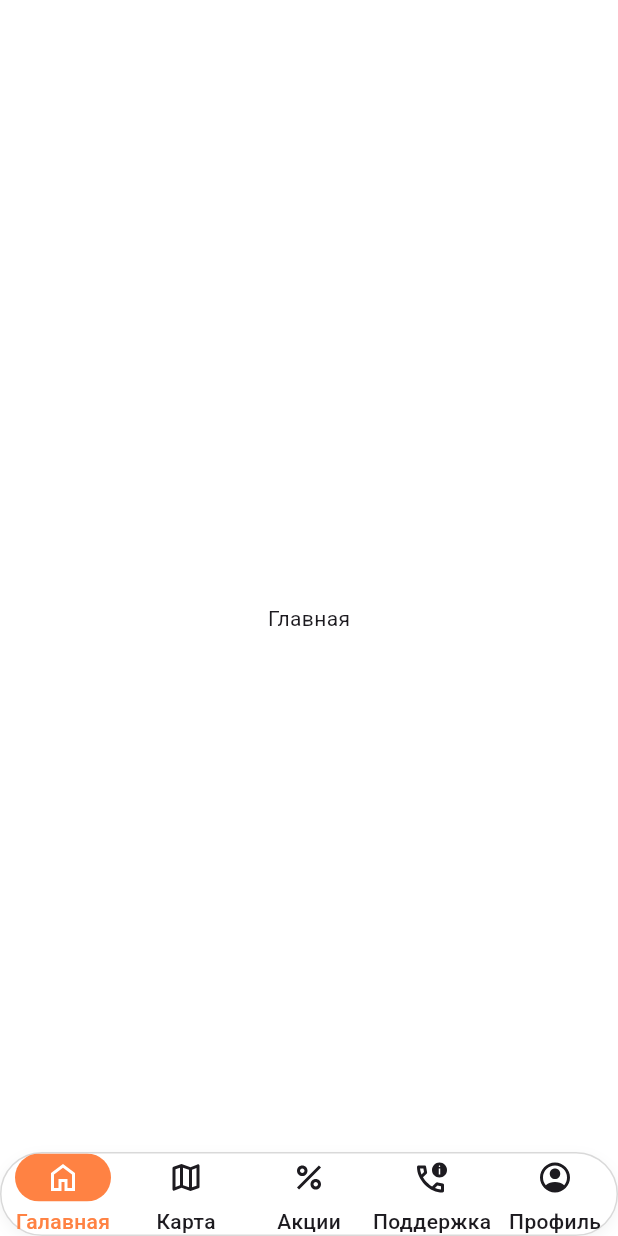
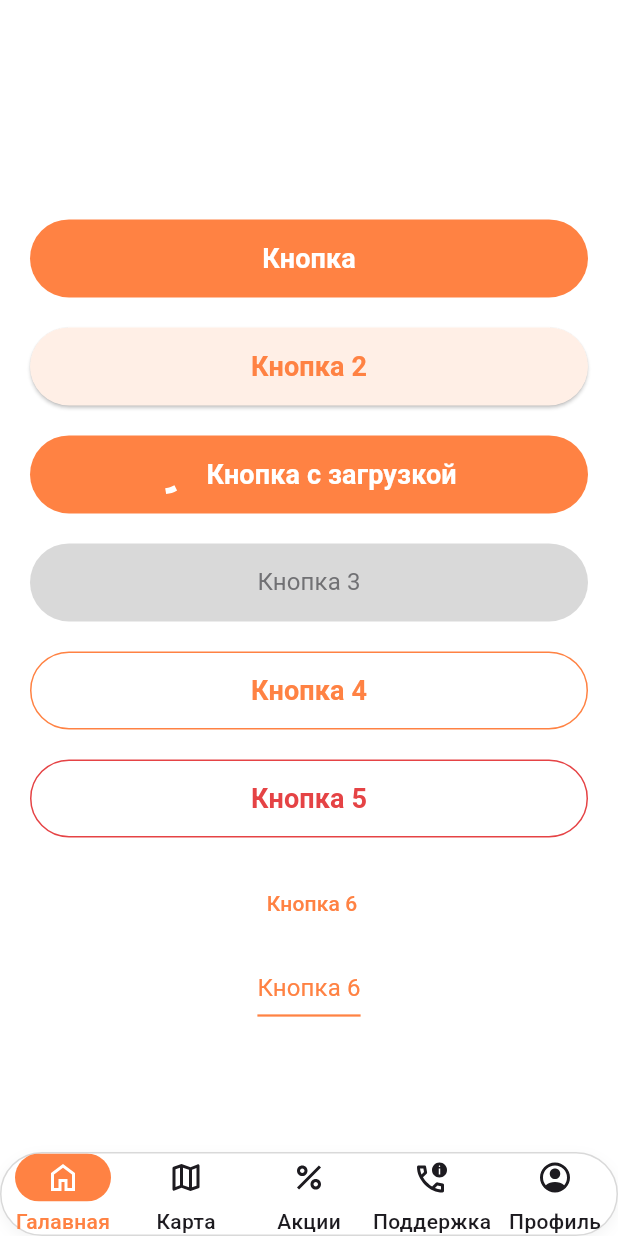
Before and after one commit to ArrGagiev/inforcom, a Flutter app: the screen it shows after launch, on a phone screen of 412 x 824 dp. Run offline on Flutter 3.47's test engine with Material 3 defaults, Android fonts, the phone set to English and light mode, and no system bars; drawn by our look-alikes of persistent_bottom_nav_bar_v2; our stand-ins replace flutter_svg; Roboto replaces fonts that are missing (RobotoFlex).

Commit message:
added all buttons

```diff
--- /dev/null
+++ b/lib/core/widgets/buttons/destructive_button.dart
@@ -0,0 +1,78 @@
+import 'package:flutter/material.dart';
+import 'package:inforcom/core/resources/app_colors.dart';
+import 'package:inforcom/core/resources/app_text_styles.dart';
+
+class DestructiveButton extends StatelessWidget {
+  const DestructiveButton({
+    super.key,
+    required this.title,
+    this.iconWidget,
+    this.margin,
+    this.onPressed,
+  });
+
+  final String title;
+  final Widget? iconWidget;
+  final EdgeInsetsGeometry? margin;
+  final void Function()? onPressed;
+
+  @override
+  Widget build(BuildContext context) {
+    return Padding(
+      padding: margin ?? EdgeInsets.zero,
+      child: ElevatedButton.icon(
+        onPressed: onPressed,
+        style: ButtonStyle(
+          foregroundColor: WidgetStateProperty.resolveWith<Color>((states) {
+            return states.contains(WidgetState.disabled)
+                ? AppColors.secondaryText
+                : AppColors.red;
+          }),
+          backgroundColor: WidgetStateProperty.resolveWith<Color?>((
+            Set<WidgetState> states,
+          ) {
+            if (states.contains(WidgetState.disabled)) {
+              return Colors.transparent;
+            }
+            return Colors.transparent;
+          }),
+          side: WidgetStateProperty.resolveWith<BorderSide?>((
+            Set<WidgetState> states,
+          ) {
+            if (states.contains(WidgetState.disabled)) {
+              return const BorderSide(color: AppColors.lightGray);
+            } else {
+              return const BorderSide(color: AppColors.red);
+            }
+          }),
+          overlayColor: WidgetStateProperty.resolveWith<Color?>((states) {
+            return states.contains(WidgetState.pressed)
+                ? AppColors.red.withAlpha(20)
+                : null;
+          }),
+          elevation: WidgetStateProperty.all(0),
+          shape: WidgetStateProperty.all(
+            const RoundedRectangleBorder(
+              borderRadius: BorderRadius.all(Radius.circular(52)),
+            ),
+          ),
+          minimumSize: WidgetStateProperty.all(
+            Size(MediaQuery.of(context).size.width, 52),
+          ),
+          iconColor: WidgetStateProperty.resolveWith<Color>((states) {
+            return states.contains(WidgetState.disabled)
+                ? AppColors.lightGray
+                : AppColors.primary;
+          }),
+        ),
+        icon: iconWidget != null
+            ? SizedBox(width: 22, height: 22, child: iconWidget)
+            : const SizedBox(),
+        label: Padding(
+          padding: EdgeInsets.only(left: iconWidget != null ? 8 : 0),
+          child: Text(title, style: AppTextStyles.title2),
+        ),
+      ),
+    );
+  }
+}
--- /dev/null
+++ b/lib/core/widgets/buttons/outline_button.dart
@@ -0,0 +1,83 @@
+import 'package:flutter/material.dart';
+import 'package:inforcom/core/resources/app_colors.dart';
+import 'package:inforcom/core/resources/app_text_styles.dart';
+
+class OutlineButton extends StatelessWidget {
+  const OutlineButton({
+    super.key,
+    required this.title,
+    this.iconWidget,
+    this.margin,
+    this.onPressed,
+  });
+
+  final String title;
+  final Widget? iconWidget;
+  final EdgeInsetsGeometry? margin;
+  final void Function()? onPressed;
+
+  @override
+  Widget build(BuildContext context) {
+    return Padding(
+      padding: margin ?? EdgeInsets.zero,
+      child: ElevatedButton.icon(
+        onPressed: onPressed,
+        style: ButtonStyle(
+          foregroundColor: WidgetStateProperty.resolveWith<Color>((states) {
+            return states.contains(WidgetState.disabled)
+                ? AppColors.secondaryText
+                : AppColors.accent;
+          }),
+          backgroundColor: WidgetStateProperty.resolveWith<Color?>((
+            Set<WidgetState> states,
+          ) {
+            if (states.contains(WidgetState.disabled)) {
+              return Colors.transparent;
+            }
+            return Colors.transparent;
+          }),
+          side: WidgetStateProperty.resolveWith<BorderSide?>((
+            Set<WidgetState> states,
+          ) {
+            if (states.contains(WidgetState.disabled)) {
+              return const BorderSide(color: AppColors.lightGray);
+            } else {
+              return const BorderSide(color: AppColors.accent);
+            }
+          }),
+          overlayColor: WidgetStateProperty.resolveWith<Color?>((states) {
+            return states.contains(WidgetState.pressed)
+                ? AppColors.accent.withAlpha(20)
+                : null;
+          }),
+          elevation: WidgetStateProperty.all(0),
+          shape: WidgetStateProperty.all(
+            const RoundedRectangleBorder(
+              borderRadius: BorderRadius.all(Radius.circular(52)),
+            ),
+          ),
+          minimumSize: WidgetStateProperty.all(
+            Size(MediaQuery.of(context).size.width, 52),
+          ),
+          iconColor: WidgetStateProperty.resolveWith<Color>((states) {
+            return states.contains(WidgetState.disabled)
+                ? AppColors.lightGray
+                : AppColors.primary;
+          }),
+        ),
+        icon: iconWidget != null
+            ? SizedBox(width: 22, height: 22, child: iconWidget)
+            : const SizedBox(),
+        label: Padding(
+          padding: EdgeInsets.only(left: iconWidget != null ? 8 : 0),
+          child: Text(
+            title,
+            style: onPressed == null
+                ? AppTextStyles.body1
+                : AppTextStyles.title2,
+          ),
+        ),
+      ),
+    );
+  }
+}
--- /dev/null
+++ b/lib/core/widgets/buttons/primary_button.dart
@@ -0,0 +1,71 @@
+import 'package:flutter/material.dart';
+import 'package:inforcom/core/resources/app_colors.dart';
+import 'package:inforcom/core/resources/app_text_styles.dart';
+
+class PrimaryButton extends StatelessWidget {
+  const PrimaryButton({
+    super.key,
+    required this.title,
+    this.iconWidget,
+    this.margin,
+    this.onPressed,
+  });
+
+  final String title;
+  final Widget? iconWidget;
+  final EdgeInsetsGeometry? margin;
+  final void Function()? onPressed;
+
+  @override
+  Widget build(BuildContext context) {
+    return Padding(
+      padding: margin ?? EdgeInsets.zero,
+      child: ElevatedButton.icon(
+        onPressed: onPressed,
+        style: ButtonStyle(
+          foregroundColor: WidgetStateProperty.resolveWith<Color>((states) {
+            return states.contains(WidgetState.disabled)
+                ? AppColors.secondaryText
+                : AppColors.primary;
+          }),
+          backgroundColor: WidgetStateProperty.resolveWith<Color>((states) {
+            return states.contains(WidgetState.disabled)
+                ? AppColors.lightGray
+                : AppColors.accent;
+          }),
+          // overlayColor: WidgetStateProperty.resolveWith<Color?>((states) {
+          //   return states.contains(WidgetState.pressed)
+          //       ? AppColors.accent
+          //       : null;
+          // }),
+          elevation: WidgetStateProperty.all(0),
+          shape: WidgetStateProperty.all(
+            const RoundedRectangleBorder(
+              borderRadius: BorderRadius.all(Radius.circular(52)),
+            ),
+          ),
+          minimumSize: WidgetStateProperty.all(
+            Size(MediaQuery.of(context).size.width, 52),
+          ),
+          iconColor: WidgetStateProperty.resolveWith<Color>((states) {
+            return states.contains(WidgetState.disabled)
+                ? AppColors.lightGray
+                : AppColors.primary;
+          }),
+        ),
+        icon: iconWidget != null
+            ? SizedBox(width: 22, height: 22, child: iconWidget)
+            : const SizedBox(),
+        label: Padding(
+          padding: EdgeInsets.only(left: iconWidget != null ? 8 : 0),
+          child: Text(
+            title,
+            style: onPressed == null
+                ? AppTextStyles.body2
+                : AppTextStyles.title2,
+          ),
+        ),
+      ),
+    );
+  }
+}
--- /dev/null
+++ b/lib/core/widgets/buttons/secondary_button.dart
@@ -0,0 +1,70 @@
+import 'package:flutter/material.dart';
+import 'package:inforcom/core/resources/app_colors.dart';
+import 'package:inforcom/core/resources/app_text_styles.dart';
+
+class SecondaryButton extends StatelessWidget {
+  const SecondaryButton({
+    super.key,
+    required this.title,
+    this.iconWidget,
+    this.margin,
+    this.onPressed,
+  });
+
+  final String title;
+  final Widget? iconWidget;
+  final EdgeInsetsGeometry? margin;
+  final void Function()? onPressed;
+
+  @override
+  Widget build(BuildContext context) {
+    return Padding(
+      padding: margin ?? EdgeInsets.zero,
+      child: ElevatedButton.icon(
+        onPressed: onPressed,
+        style: ButtonStyle(
+          foregroundColor: WidgetStateProperty.resolveWith<Color>((states) {
+            return states.contains(WidgetState.disabled)
+                ? AppColors.secondaryText
+                : AppColors.accent;
+          }),
+          backgroundColor: WidgetStateProperty.resolveWith<Color>((states) {
+            return states.contains(WidgetState.disabled)
+                ? AppColors.lightGray
+                : AppColors.secondary;
+          }),
+          overlayColor: WidgetStateProperty.resolveWith<Color?>((states) {
+            return states.contains(WidgetState.pressed)
+                ? AppColors.accent.withAlpha(50)
+                : null;
+          }),
+          shape: WidgetStateProperty.all(
+            const RoundedRectangleBorder(
+              borderRadius: BorderRadius.all(Radius.circular(52)),
+            ),
+          ),
+          minimumSize: WidgetStateProperty.all(
+            Size(MediaQuery.of(context).size.width, 52),
+          ),
+          iconColor: WidgetStateProperty.resolveWith<Color>((states) {
+            return states.contains(WidgetState.disabled)
+                ? AppColors.lightGray
+                : AppColors.primary;
+          }),
+        ),
+        icon: iconWidget != null
+            ? SizedBox(width: 22, height: 22, child: iconWidget)
+            : const SizedBox(),
+        label: Padding(
+          padding: EdgeInsets.only(left: iconWidget != null ? 8 : 0),
+          child: Text(
+            title,
+            style: onPressed == null
+                ? AppTextStyles.body2
+                : AppTextStyles.title2,
+          ),
+        ),
+      ),
+    );
+  }
+}
--- /dev/null
+++ b/lib/core/widgets/buttons/text_button.dart
@@ -0,0 +1,67 @@
+import 'package:flutter/material.dart';
+import 'package:inforcom/core/resources/app_colors.dart';
+import 'package:inforcom/core/resources/app_text_styles.dart';
+
+class PrimaryTextButton extends StatelessWidget {
+  const PrimaryTextButton({
+    super.key,
+    required this.title,
+    this.iconWidget,
+    this.margin,
+    this.onPressed,
+  });
+
+  final String title;
+  final Widget? iconWidget;
+  final EdgeInsetsGeometry? margin;
+  final void Function()? onPressed;
+
+  @override
+  Widget build(BuildContext context) {
+    return Padding(
+      padding: margin ?? EdgeInsets.zero,
+      child: TextButton.icon(
+        onPressed: onPressed,
+        style: ButtonStyle(
+          foregroundColor: WidgetStateProperty.resolveWith<Color>((states) {
+            return states.contains(WidgetState.disabled)
+                ? AppColors.secondaryText
+                : AppColors.accent;
+          }),
+          overlayColor: WidgetStateProperty.resolveWith<Color?>((states) {
+            return states.contains(WidgetState.pressed)
+                ? AppColors.accent.withAlpha(20)
+                : null;
+          }),
+          shape: WidgetStateProperty.all(
+            const RoundedRectangleBorder(
+              borderRadius: BorderRadius.all(Radius.circular(52)),
+            ),
+          ),
+
+          minimumSize: WidgetStateProperty.all(
+            Size(MediaQuery.of(context).size.width, 40),
+          ),
+
+          iconColor: WidgetStateProperty.resolveWith<Color>((states) {
+            return states.contains(WidgetState.disabled)
+                ? AppColors.secondaryText
+                : AppColors.primary;
+          }),
+        ),
+        icon: iconWidget != null
+            ? SizedBox(width: 22, height: 22, child: iconWidget)
+            : const SizedBox(),
+        label: Padding(
+          padding: EdgeInsets.only(left: iconWidget != null ? 8 : 0),
+          child: Text(
+            title,
+            style: onPressed == null
+                ? AppTextStyles.title4
+                : AppTextStyles.title4,
+          ),
+        ),
+      ),
+    );
+  }
+}
--- /dev/null
+++ b/lib/core/widgets/buttons/underline_text_button.dart
@@ -0,0 +1,73 @@
+import 'package:flutter/material.dart';
+import 'package:inforcom/core/resources/app_colors.dart';
+import 'package:inforcom/core/resources/app_text_styles.dart';
+
+class UnderlinedTextButton extends StatelessWidget {
+  const UnderlinedTextButton({
+    super.key,
+    required this.text,
+    this.onPressed,
+    this.color,
+    this.underlineColor,
+    this.padding,
+    this.textStyle,
+  });
+
+  final String text;
+  final VoidCallback? onPressed;
+  final Color? color; // Цвет текста
+  final Color? underlineColor; // Цвет подчеркивания
+  final EdgeInsetsGeometry? padding;
+  final TextStyle? textStyle;
+
+  @override
+  Widget build(BuildContext context) {
+    final defaultTextColor = color ?? AppColors.accent;
+    final defaultUnderlineColor = underlineColor ?? defaultTextColor;
+
+    return TextButton(
+      onPressed: onPressed,
+      style: ButtonStyle(
+        foregroundColor: WidgetStateProperty.resolveWith<Color>((states) {
+          return states.contains(WidgetState.disabled)
+              ? AppColors.secondaryText
+              : defaultTextColor;
+        }),
+        overlayColor: WidgetStateProperty.resolveWith<Color?>((states) {
+          return states.contains(WidgetState.pressed)
+              ? defaultTextColor.withAlpha(10)
+              : null;
+        }),
+        padding: WidgetStateProperty.all(padding ?? EdgeInsets.zero),
+        minimumSize: WidgetStateProperty.all(Size.zero),
+        tapTargetSize: MaterialTapTargetSize.shrinkWrap,
+        shape: WidgetStateProperty.all(const RoundedRectangleBorder()),
+      ),
+      child: Container(
+        decoration: BoxDecoration(
+          border: Border(
+            bottom: BorderSide(
+              color: onPressed == null
+                  ? AppColors.secondaryText
+                  : defaultUnderlineColor,
+              width: 1.5,
+            ),
+          ),
+        ),
+        child: Padding(
+          padding: const EdgeInsets.only(
+            bottom: 4,
+          ), // Отступ между текстом и линией
+          child: Text(
+            text,
+            style: (textStyle ?? AppTextStyles.body2).copyWith(
+              color: onPressed == null
+                  ? AppColors.secondaryText
+                  : defaultTextColor,
+            ),
+          ),
+        ),
+      ),
+    );
+  }
+}
--- a/lib/features/main/main_page.dart
+++ b/lib/features/main/main_page.dart
@@ -1,10 +1,71 @@
 import 'package:flutter/material.dart';
+import 'package:inforcom/core/resources/app_colors.dart';
+import 'package:inforcom/core/widgets/buttons/destructive_button.dart';
+import 'package:inforcom/core/widgets/buttons/outline_button.dart';
+import 'package:inforcom/core/widgets/buttons/primary_button.dart';
+import 'package:inforcom/core/widgets/buttons/secondary_button.dart';
+import 'package:inforcom/core/widgets/buttons/text_button.dart';
+import 'package:inforcom/core/widgets/buttons/underline_text_button.dart';
 
 class MainPage extends StatelessWidget {
   const MainPage({super.key});
 
   @override
   Widget build(BuildContext context) {
-    return const Center(child: Text('Главная'));
+    return Center(
+      child: Column(
+        mainAxisAlignment: MainAxisAlignment.center,
+        children: [
+          PrimaryButton(
+            margin: EdgeInsets.symmetric(horizontal: 20),
+            title: 'Кнопка',
+            onPressed: () {},
+          ),
+          SizedBox(height: 20),
+          SecondaryButton(
+            margin: EdgeInsets.symmetric(horizontal: 20),
+            title: 'Кнопка 2',
+            onPressed: () {},
+          ),
+          SizedBox(height: 20),
+          PrimaryButton(
+            margin: EdgeInsets.symmetric(horizontal: 20),
+            title: 'Кнопка с загрузкой',
+            onPressed: () {},
+            iconWidget: CircularProgressIndicator(color: AppColors.primary),
+          ),
+          SizedBox(height: 20),
+          PrimaryButton(
+            margin: EdgeInsets.symmetric(horizontal: 20),
+            title: 'Кнопка 3',
+            // onPressed: () {},
+          ),
+          SizedBox(height: 20),
+          OutlineButton(
+            margin: EdgeInsets.symmetric(horizontal: 20),
+            title: 'Кнопка 4',
+            onPressed: () {},
+          ),
+          SizedBox(height: 20),
+          DestructiveButton(
+            margin: EdgeInsets.symmetric(horizontal: 20),
+            title: 'Кнопка 5',
+            onPressed: () {},
+          ),
+          SizedBox(height: 20),
+          PrimaryTextButton(
+            margin: EdgeInsets.symmetric(horizontal: 20),
+            title: 'Кнопка 6',
+            onPressed: () {},
+          ),
+          SizedBox(height: 20),
+          UnderlinedTextButton(
+            padding: EdgeInsets.symmetric(horizontal: 20),
+            text: 'Кнопка 6',
+            onPressed: () {},
+          ),
+        ],
+      ),
+    );
   }
 }
```
Also changed, not shown: pubspec.yaml (+1 -14 lines).
